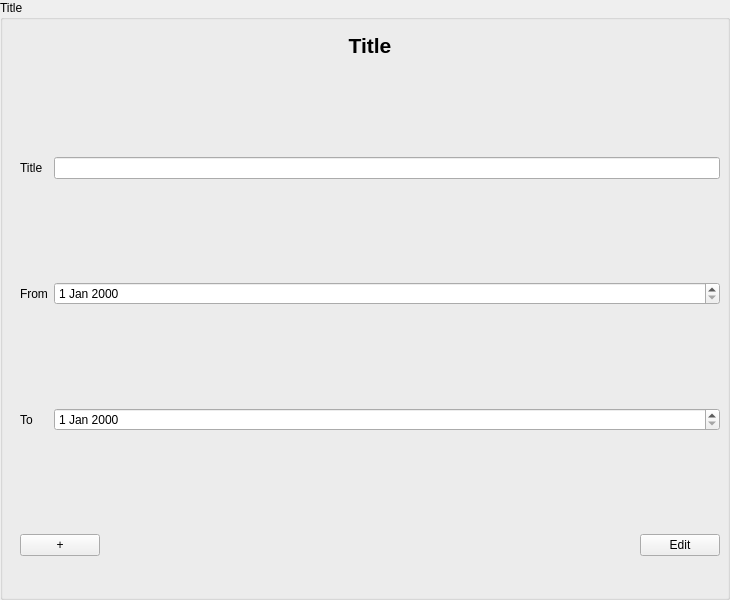
Old version of the form src/jmbde/views/titleinputarea.ui in the repository jmuelbert/jmbde-QT.
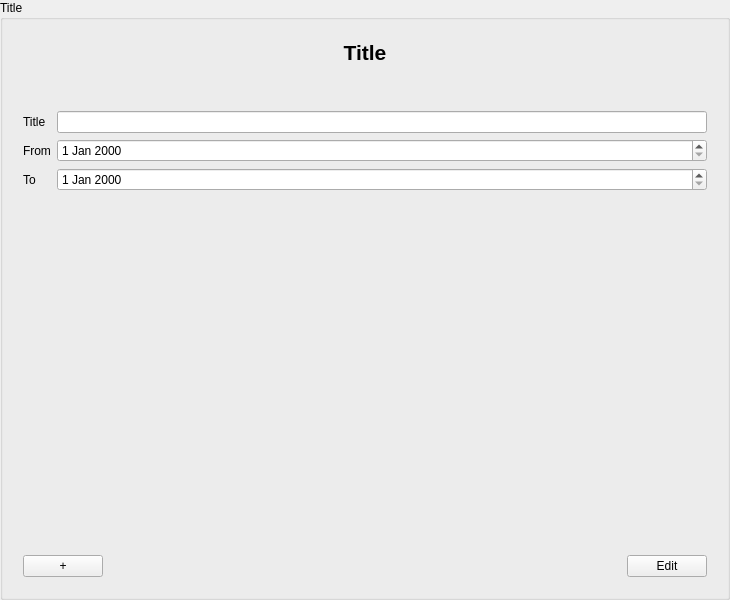
New version of the form.

Diff of the .ui file:
```diff
--- a/src/jmbde/views/titleinputarea.ui
+++ b/src/jmbde/views/titleinputarea.ui
@@ -19,24 +19,11 @@
   <property name="title">
    <string>Title</string>
   </property>
+  <layout class="QVBoxLayout" name="verticalLayout_3">
+   <item>
   <widget class="QWidget" name="formLayoutWidget" native="true">
-   <property name="geometry">
-    <rect>
-     <x>10</x>
-     <y>30</y>
-     <width>730</width>
-     <height>600</height>
-    </rect>
-   </property>
-     <widget class="QWidget" name="verticalLayoutWidget_Header">
-    <property name="geometry">
-     <rect>
-      <x>10</x>
-      <y>0</y>
-      <width>700</width>
-      <height>30</height>
-     </rect>
-    </property>
+     <layout class="QVBoxLayout" name="verticalLayout_2">
+      <item>
     <layout class="QVBoxLayout" name="verticalLayout">
      <item>
       <widget class="QLabel" name="label_Header">
@@ -56,55 +43,24 @@
       </widget>
      </item>
     </layout>
-   </widget>
-   <widget class="QWidget" name="verticalLayoutWidget_Buttons">
-    <property name="geometry">
-     <rect>
-      <x>10</x>
-      <y>500</y>
-      <width>700</width>
-      <height>30</height>
-     </rect>
-    </property>
-    <layout class="QHBoxLayout" name="horizontalLayout">
-     <item>
-      <widget class="QPushButton" name="pushButton_Add">
-       <property name="text">
-        <string>+</string>
-       </property>
-      </widget>
      </item>
      <item>
-      <spacer name="horizontalSpacer">
+       <spacer name="verticalSpacer_2">
        <property name="orientation">
-        <enum>Qt::Horizontal</enum>
+         <enum>Qt::Vertical</enum>
+        </property>
+        <property name="sizeType">
+         <enum>QSizePolicy::Preferred</enum>
        </property>
        <property name="sizeHint" stdset="0">
         <size>
-         <width>40</width>
-         <height>20</height>
+          <width>20</width>
+          <height>40</height>
         </size>
        </property>
       </spacer>
      </item>
      <item>
-      <widget class="QPushButton" name="pushButton_EditFinish">
-       <property name="text">
-        <string>Edit</string>
-       </property>
-      </widget>
-     </item>
-    </layout>
-   </widget>
-   <widget class="QWidget" name="gridLayoutWidget">
-    <property name="geometry">
-     <rect>
-      <x>10</x>
-      <y>30</y>
-      <width>700</width>
-      <height>470</height>
-     </rect>
-    </property>
     <layout class="QGridLayout" name="gridLayout">
      <item row="1" column="0">
       <widget class="QLabel" name="label_From">
@@ -146,8 +102,55 @@
       <widget class="QDateEdit" name="dateEdit_To"/>
      </item>
     </layout>
-   </widget>
-  </widget>
+      </item>
+      <item>
+       <spacer name="verticalSpacer">
+        <property name="orientation">
+         <enum>Qt::Vertical</enum>
+        </property>
+        <property name="sizeHint" stdset="0">
+         <size>
+          <width>20</width>
+          <height>40</height>
+         </size>
+        </property>
+       </spacer>
+      </item>
+      <item>
+       <layout class="QHBoxLayout" name="horizontalLayout">
+        <item>
+         <widget class="QPushButton" name="pushButton_Add">
+          <property name="text">
+           <string>+</string>
+          </property>
+         </widget>
+        </item>
+        <item>
+         <spacer name="horizontalSpacer">
+          <property name="orientation">
+           <enum>Qt::Horizontal</enum>
+          </property>
+          <property name="sizeHint" stdset="0">
+           <size>
+            <width>40</width>
+            <height>20</height>
+           </size>
+          </property>
+         </spacer>
+        </item>
+        <item>
+         <widget class="QPushButton" name="pushButton_EditFinish">
+          <property name="text">
+           <string>Edit</string>
+          </property>
+         </widget>
+        </item>
+       </layout>
+      </item>
+     </layout>
+    </widget>
+   </item>
+  </layout>
  </widget>
  <tabstops>
   <tabstop>lineEdit_Title</tabstop>
```
Lines whose indentation alone changed are shown as unchanged.
